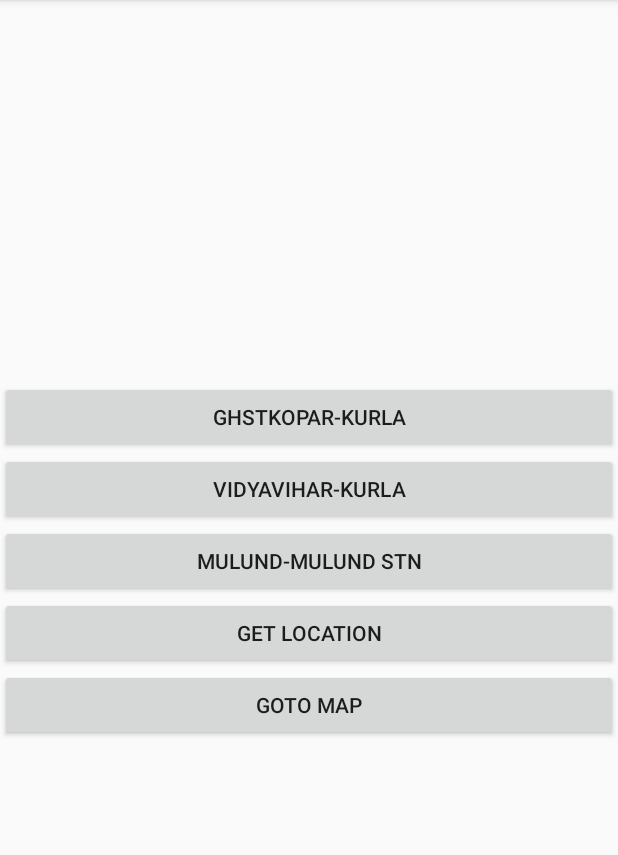
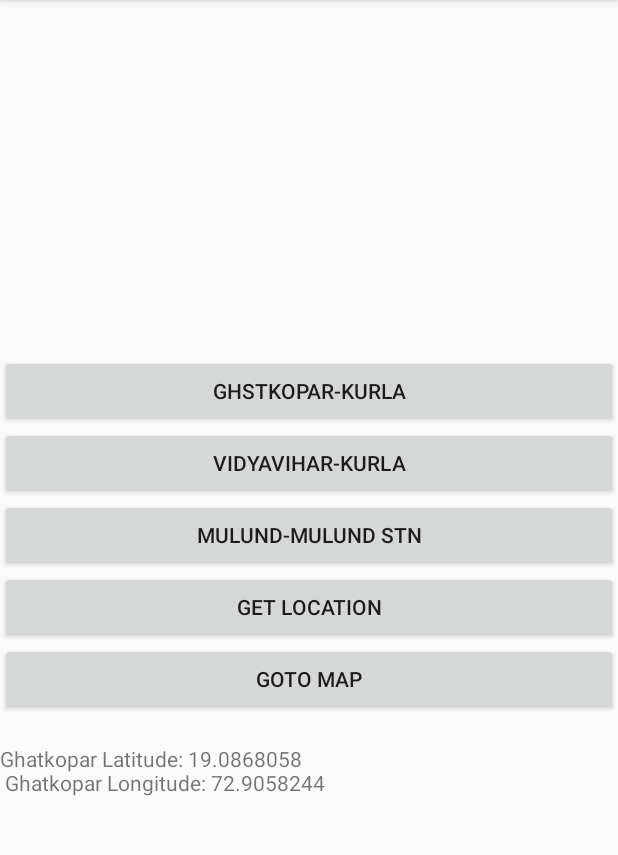
Before and after one commit to gladydennyson/Accompany-ShareARideApp, an Android app: the MainPage screen opened directly, with no data from a screen before it, after a tap on "GET LOCATION", on a phone screen of 412 x 824 dp, the part 84-939 px from its top. Run offline under Robolectric (Android 15) with nearby library versions, the phone set to English and light mode, and no system bars.

Commit message:
Static locations.

```diff
--- a/app/src/main/java/com/example/demosignin/MainPage.java
+++ b/app/src/main/java/com/example/demosignin/MainPage.java
@@ -17,6 +17,8 @@ import android.widget.Button;
 import android.widget.TextView;
 import android.widget.Toast;
 
+import com.google.android.gms.maps.model.LatLng;
+
 public class MainPage extends AppCompatActivity implements LocationListener {
 
     final Context context = this;
@@ -24,6 +26,7 @@ public class MainPage extends AppCompatActivity implements LocationListener {
     private Button getLocation;
     private Button gotomap;
     TextView locationText;
+    TextView destlocationtext;
     LocationManager locationManager;
     @Override
     protected void onCreate(Bundle savedInstanceState) {
@@ -34,6 +37,7 @@ public class MainPage extends AppCompatActivity implements LocationListener {
         button = (Button) findViewById(R.id.ghat);
         getLocation = (Button) findViewById(R.id.getLocationBtn) ;
         locationText = (TextView)findViewById(R.id.locationText);
+        destlocationtext = (TextView)findViewById(R.id.destlocationtext);
 
         gotomap = (Button)findViewById(R.id.getmap);
 
@@ -94,7 +98,18 @@ public class MainPage extends AppCompatActivity implements LocationListener {
         getLocation.setOnClickListener(new View.OnClickListener() {
             @Override
             public void onClick(View v) {
+
+                LatLng dest = new LatLng(19.0868058,72.9058244);
+                destlocationtext.setText("Ghatkopar Latitude: " + dest.latitude + "\n Ghatkopar Longitude: " + dest.longitude);
+
                 getLocation();
+
+
+
+
+
+
+
             }
         });
         gotomap.setOnClickListener(new View.OnClickListener() {
@@ -115,6 +130,7 @@ public class MainPage extends AppCompatActivity implements LocationListener {
         catch(SecurityException e) {
             e.printStackTrace();
         }
+
     }
 
     @Override
--- a/app/src/main/java/com/example/demosignin/RoutesForUser.java
+++ b/app/src/main/java/com/example/demosignin/RoutesForUser.java
@@ -206,7 +206,8 @@ public class RoutesForUser extends FragmentActivity implements OnMapReadyCallbac
 
 
 
-    public  class TaskRequestDirections extends AsyncTask<String, Void, String>{
+    public  class TaskRequestDirections extends AsyncTask<String, Void, String>
+    {
 
 
         @Override
--- a/app/src/main/res/layout/mainpage.xml
+++ b/app/src/main/res/layout/mainpage.xml
@@ -47,6 +47,10 @@
         android:layout_width="match_parent"
         android:layout_height="wrap_content"
         android:text="" />
-
+    <TextView
+        android:id="@+id/destlocationtext"
+        android:layout_width="match_parent"
+        android:layout_height="wrap_content"
+        android:text="" />
 
 </LinearLayout>
```
